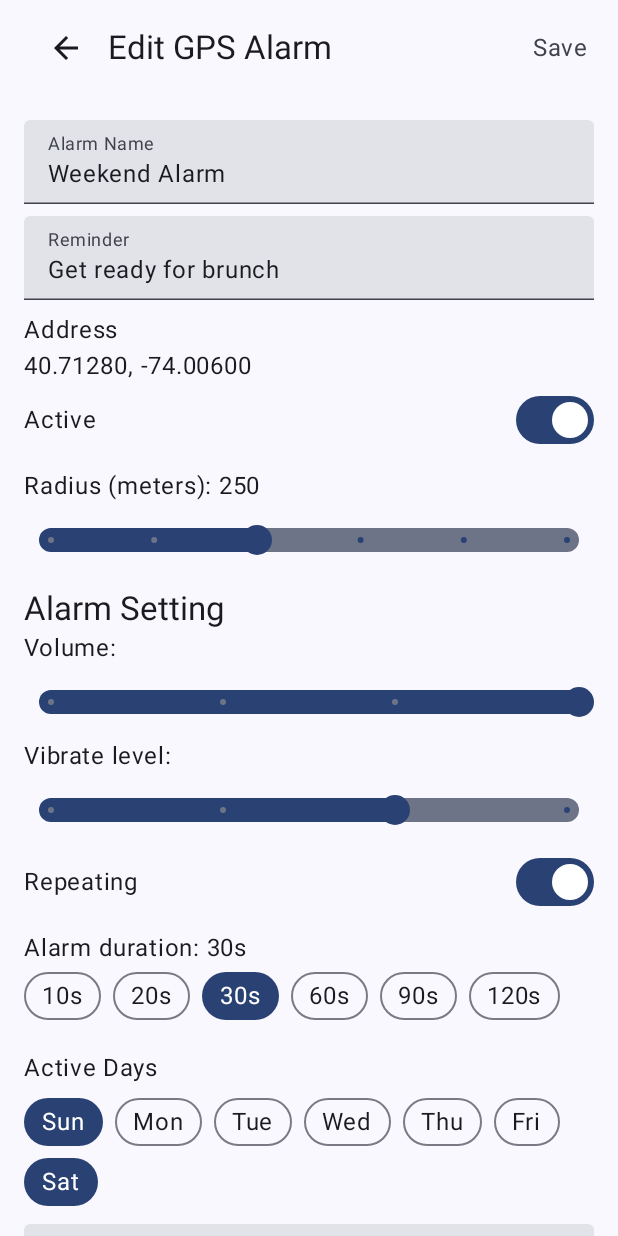
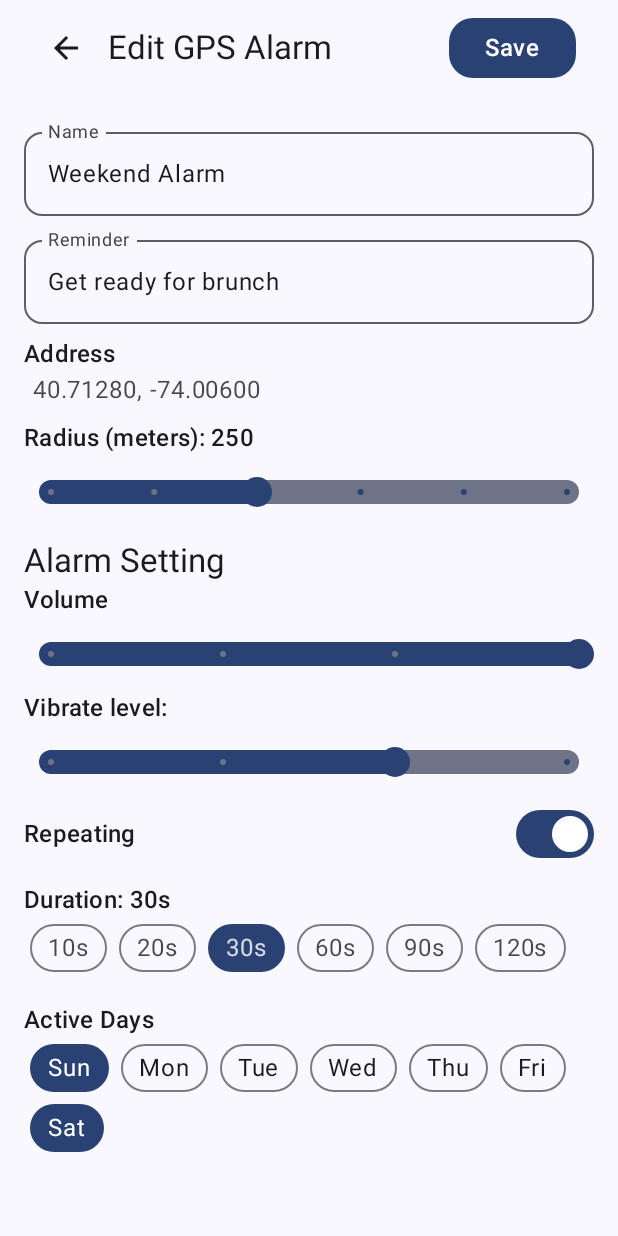
Before and after one commit to duychu1/GpsAlarm, an Android app built with Jetpack Compose: the @Preview function PreviewDetailScreen, on a phone screen of 412 x 824 dp. Run offline under Robolectric (Android 15) with nearby library versions, the phone set to English and light mode, and no system bars.

Commit message:
Fix UI home and detail screen

```diff
--- a/app/src/main/java/com/ruicomp/gpsalarm/MainActivity.kt
+++ b/app/src/main/java/com/ruicomp/gpsalarm/MainActivity.kt
@@ -40,7 +40,10 @@ class MainActivity : ComponentActivity() {
                     modifier = Modifier.fillMaxSize(),
                     snackbarHost = {
                         SnackbarHost(hostState = snackbarHostState) {
-                            Snackbar(snackbarData = it, containerColor = androidx.compose.ui.graphics.Color.Green)
+                            Snackbar(
+                                snackbarData = it,
+                                shape = MaterialTheme.shapes.small,
+                            )
                         }
                     },
                 ) { innerPadding ->
--- a/app/src/main/java/com/ruicomp/gpsalarm/feature/detail/DetailScreen.kt
+++ b/app/src/main/java/com/ruicomp/gpsalarm/feature/detail/DetailScreen.kt
@@ -3,6 +3,7 @@ package com.ruicomp.gpsalarm.feature.detail
 import android.annotation.SuppressLint
 import android.util.Log
 import android.widget.Toast
+import androidx.compose.foundation.background
 import androidx.compose.foundation.clickable
 import androidx.compose.foundation.interaction.MutableInteractionSource
 import androidx.compose.foundation.layout.Arrangement
@@ -17,14 +18,17 @@ import androidx.compose.foundation.layout.fillMaxSize
 import androidx.compose.foundation.layout.fillMaxWidth
 import androidx.compose.foundation.layout.height
 import androidx.compose.foundation.layout.padding
+import androidx.compose.foundation.layout.requiredHeight
 import androidx.compose.foundation.layout.size
 import androidx.compose.foundation.layout.width
 import androidx.compose.foundation.rememberScrollState
 import androidx.compose.foundation.shape.CircleShape
 import androidx.compose.foundation.verticalScroll
+import androidx.compose.foundation.shape.RoundedCornerShape
 import androidx.compose.material.icons.Icons
 import androidx.compose.material.icons.automirrored.filled.ArrowBack
 import androidx.compose.material3.Button
+import androidx.compose.material3.OutlinedTextField
 import androidx.compose.material3.Card
 import androidx.compose.material3.CardDefaults
 import androidx.compose.material3.CircularProgressIndicator
@@ -49,6 +53,7 @@ import androidx.compose.runtime.remember
 import androidx.compose.runtime.saveable.rememberSaveable
 import androidx.compose.ui.Alignment
 import androidx.compose.ui.Modifier
+import androidx.compose.ui.draw.clip
 import androidx.compose.ui.platform.LocalContext
 import androidx.compose.ui.tooling.preview.Preview
 import androidx.compose.ui.unit.DpSize
@@ -227,10 +232,10 @@ fun RepeatingAlarm(isRepeating: Boolean, onRepeatingChange: (Boolean) -> Unit) {
         horizontalArrangement = Arrangement.SpaceBetween,
         verticalAlignment = Alignment.CenterVertically
     ) {
-        Text("Repeating")
+        Text("Repeating", style = MaterialTheme.typography.titleMedium)
         Switch(
             checked = isRepeating,
-            onCheckedChange = onRepeatingChange
+            onCheckedChange = onRepeatingChange,
         )
     }
 }
@@ -280,7 +285,9 @@ fun GpsAlarmItem(
             },
             windowInsets = WindowInsets(0, 0, 0, 0),
             actions = {
-                Text("Save", modifier = Modifier.clickable {
+                Button(
+                    shape = MaterialTheme.shapes.large,
+                    onClick = {
                         onSave(
                             gpsAlarm.copy(
                                 name = name.value,
@@ -295,7 +302,32 @@ fun GpsAlarmItem(
                                 )
                             )
                         )
-                })
+                    },
+                    modifier = Modifier.padding(end = 8.dp)
+                ) {
+                    Text("Save", style = MaterialTheme.typography.titleMedium)
+                }
+
+//                Text("Save", modifier = Modifier
+//                    .padding(vertical = 3.dp, horizontal = 6.dp)
+//                    .clip(MaterialTheme.shapes.small)
+//                    .background(MaterialTheme.colorScheme.primary)
+//                    .clickable {
+//                        onSave(
+//                            gpsAlarm.copy(
+//                                name = name.value,
+//                                reminder = reminder.value,
+//                                isActive = isActive.value,
+//                                radius = radius.intValue,
+//                                activeDays = activeDays.value,
+//                                alarmSettings = gpsAlarm.alarmSettings.copy(
+//                                    name = alarmName.value,
+//                                    isRepeating = isRepeating.value,
+//                                    duration = durationAlarm.intValue,
+//                                )
+//                            )
+//                        )
+//                    })
             },
 //            colors = TopAppBarDefaults.topAppBarColors(
 //                containerColor = MaterialTheme.colorScheme.primaryContainer,
@@ -306,50 +338,54 @@ fun GpsAlarmItem(
         Spacer(modifier = Modifier.height(16.dp))
 
         // Name
-        TextField(
+        OutlinedTextField(
             value = name.value,
             onValueChange = { name.value = it },
-            label = { Text("Alarm Name") },
-            modifier = Modifier.fillMaxWidth()
+            label = { Text("Name") },
+            modifier = Modifier.fillMaxWidth(),
+            shape = RoundedCornerShape(12.dp)
         )
 
         Spacer(modifier = Modifier.height(8.dp))
 
         // Reminder
-        TextField(
+        OutlinedTextField(
             value = reminder.value,
             onValueChange = { reminder.value = it },
             label = { Text("Reminder") },
-            modifier = Modifier.fillMaxWidth()
+            modifier = Modifier.fillMaxWidth(),
+            shape = RoundedCornerShape(12.dp)
         )
 
         Spacer(modifier = Modifier.height(8.dp))
 
-        Text("Address")
+        Text("Address", style = MaterialTheme.typography.titleMedium)
         Column(
             Modifier
                 .fillMaxWidth()
+                .padding(horizontal = 6.dp)
                 .clickable(onClick = { onClickAddress(radius.intValue) })
         ) {
             gpsAlarm.location.addressLine?.let {
-                Text(text = it)
+                Text(text = it,color = MaterialTheme.colorScheme.onSurface.copy(alpha = 0.8f))
             }
             Text(
                 text = String.format(
                     "%.5f, %.5f",
                     gpsAlarm.location.latitude,
                     gpsAlarm.location.longitude
-                )
+                ),
+                color = MaterialTheme.colorScheme.onSurface.copy(alpha = 0.8f)
             )
         }
 
         // Active (Checkbox)
-        ActivateAlarm(isActive = isActive)
+//        ActivateAlarm(isActive = isActive)
 
         Spacer(modifier = Modifier.height(8.dp))
 
         // Radius (Slider)
-        Text("Radius (meters): ${radius.intValue}")
+        Text("Radius (meters): ${radius.intValue}", style = MaterialTheme.typography.titleMedium)
 
         val listRadius = remember { listOf(50, 100, 250, 500, 750, 1000) }
         // Slider value is represented as a float between 0f and (listRadius.size - 1)
@@ -370,7 +406,7 @@ fun GpsAlarmItem(
 
         Text(text = "Alarm Setting", style = MaterialTheme.typography.titleLarge)
 
-        Text(text = "Volume:")
+        Text(text = "Volume", style = MaterialTheme.typography.titleMedium)
         CustomSlider(
             value = alarmVolume.floatValue,
             maxRange = 1f,
@@ -381,7 +417,7 @@ fun GpsAlarmItem(
             }
         )
 
-        Text(text = "Vibrate level:")
+        Text(text = "Vibrate level:", style = MaterialTheme.typography.titleMedium)
         CustomSlider(
             value = alarmVibrate.floatValue,
             maxRange = 1f,
@@ -425,11 +461,11 @@ fun GpsAlarmItem(
 
         Spacer(modifier = Modifier.height(8.dp))
 
-        Text(text = "Alarm duration: ${durationAlarm.intValue}s")
+        Text(text = "Duration: ${durationAlarm.intValue}s", style = MaterialTheme.typography.titleMedium)
         // Duration (TextField)
         val listDurations = remember { listOf(10, 20, 30, 60, 90, 120) }
 
-        FlowRow {
+        FlowRow(modifier = Modifier.padding(horizontal = 4.dp)) {
             listDurations.forEach { duration ->
                 val isSelected = durationAlarm.intValue == duration
                 DurationCardItem(duration, isSelected) { durationAlarm.intValue = duration }
@@ -445,11 +481,11 @@ fun GpsAlarmItem(
 
 
         // Active Days (Multiple Select)
-        Text("Active Days")
+        Text("Active Days", style = MaterialTheme.typography.titleMedium)
         val dayOfWeek = remember { listOf("Sun", "Mon", "Tue", "Wed", "Thu", "Fri", "Sat") }
 
         FlowRow(
-            modifier = Modifier.padding(top = 4.dp)
+            modifier = Modifier.padding(horizontal = 4.dp)
         ) {
             dayOfWeek.forEachIndexed { index, day ->
                 DayItem(day, index, activeDays.value.contains(index)) { clickedIndex ->
@@ -466,12 +502,12 @@ fun GpsAlarmItem(
         Spacer(modifier = Modifier.height(8.dp))
 
         // Alarm Sound (TextField for file URI or path)
-        TextField(
-            value = alarmName.value,
-            onValueChange = { alarmName.value = it },
-            label = { Text("Alarm Sound Path/URI") },
-            modifier = Modifier.fillMaxWidth()
-        )
+//        TextField(
+//            value = alarmName.value,
+//            onValueChange = { alarmName.value = it },
+//            label = { Text("Alarm Sound Path/URI") },
+//            modifier = Modifier.fillMaxWidth()
+//        )
 
         Spacer(modifier = Modifier.height(16.dp))
 
@@ -506,7 +542,7 @@ fun DurationCardItem(duration: Int, isSelected: Boolean, onSelect: () -> Unit) {
         shape = CircleShape,
         colors = CardDefaults.cardColors(
             containerColor = if (isSelected) MaterialTheme.colorScheme.primary else MaterialTheme.colorScheme.surface,
-            contentColor = if (isSelected) MaterialTheme.colorScheme.onPrimary else MaterialTheme.colorScheme.onSurface
+            contentColor = if (isSelected) MaterialTheme.colorScheme.onPrimary.copy(alpha = 0.8f) else MaterialTheme.colorScheme.onSurface.copy(alpha = 0.8f)
         ),
         border = if (isSelected) null else CardDefaults.outlinedCardBorder(),
         modifier = Modifier
```
Also changed, not shown: app/src/main/java/com/ruicomp/gpsalarm/feature/home/HomeScreen.kt (+24 -14 lines). Lines whose indentation alone changed are shown as unchanged.
